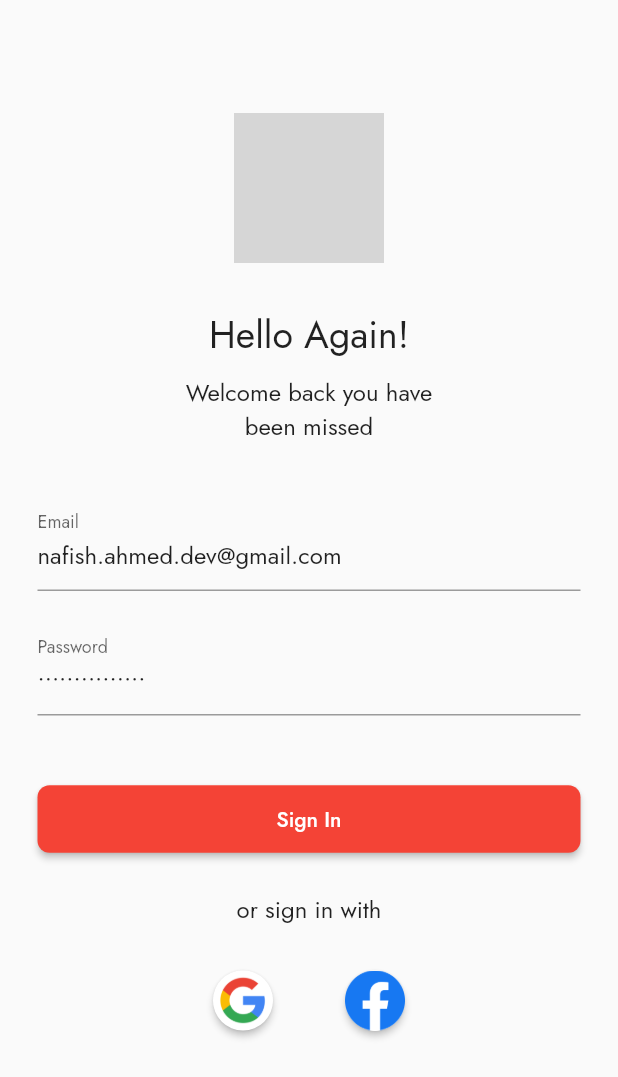
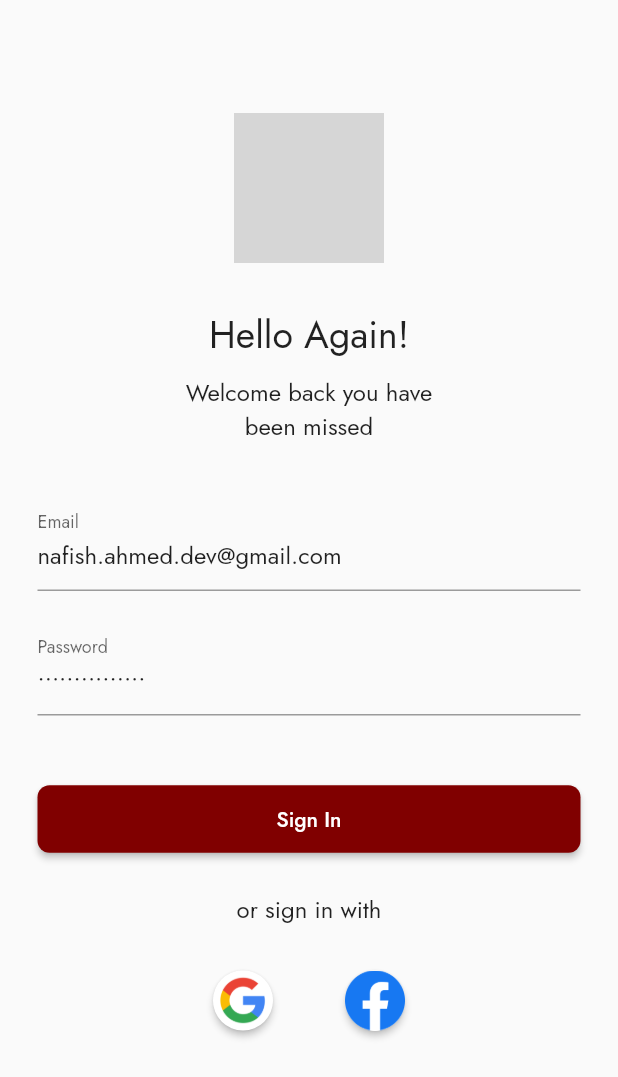
Before and after one commit to nafishahmeddev/mbf, a Flutter app: the screen it shows after launch, on a phone screen of 412 x 824 dp. Shown: the top 1077 px of the screen. Run offline on Flutter 3.47's test engine with Material 2 defaults, Android fonts, the light colour scheme and no system bars; our stand-ins replace firebase_auth, firebase_core, google_sign_in, socket_io_client; missing offline and left inert: flutter_facebook_auth; accounts and stored records are empty; network calls fail; grey boxes are pictures that could not be loaded.

Commit message:
UI Update

```diff
--- a/lib/main.dart
+++ b/lib/main.dart
@@ -1,12 +1,9 @@
-import 'package:firebase_auth/firebase_auth.dart';
 import 'package:flutter/material.dart';
 import 'package:firebase_core/firebase_core.dart';
 import 'package:mbf/_pages/splace.page.dart';
 import 'package:mbf/router.dart';
 import 'firebase_options.dart';
 import  '_services/socket_client.dart';
-import '_pages/root.page.dart';
-import '_pages/login.page.dart';
 
 void main(){
   runApp(const App());
@@ -15,8 +12,24 @@ void main(){
 class App extends StatelessWidget {
   const App({Key? key}) : super(key: key);
 
+
   @override
   Widget build(BuildContext context) {
+    const int primaryColorPrimaryValue = 0xFF800000;
+    const MaterialColor primaryColor = MaterialColor(primaryColorPrimaryValue, <int, Color>{
+      50: Color(0xFFF0E0E0),
+      100: Color(0xFFD9B3B3),
+      200: Color(0xFFC08080),
+      300: Color(0xFFA64D4D),
+      400: Color(0xFF932626),
+      500: Color(primaryColorPrimaryValue),
+      600: Color(0xFF780000),
+      700: Color(0xFF6D0000),
+      800: Color(0xFF630000),
+      900: Color(0xFF500000),
+    });
+
+
     SocketIO.initialize();
     return FutureBuilder(
         future: Firebase.initializeApp(
@@ -33,12 +46,14 @@ class App extends StatelessWidget {
           return MaterialApp(
             title: 'MBF',
             theme: ThemeData(
-                primarySwatch: Colors.red,
+                primarySwatch: primaryColor,
+                primaryColor: primaryColor,
                 fontFamily: 'Jost'
             ),
               darkTheme: ThemeData(
                 brightness: Brightness.dark,
-                  primarySwatch: Colors.red,
+                  primarySwatch: primaryColor,
+                  primaryColor: primaryColor,
                   fontFamily: 'Jost'
               ),
               themeMode: ThemeMode.system,
```
Also changed, not shown: lib/_pages/profile.page.dart (+30 -11 lines).
